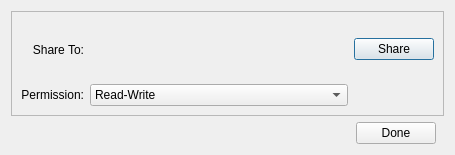
The window that ui/private-share-dialog.ui (haiwen/seafile-client) describes before a commit, drawn with Qt 5.
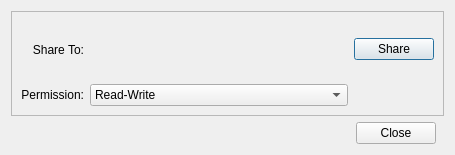
The same window after the commit.

Commit message: private share dialog: fix close button text

The edit to the form file:
```diff
--- a/ui/private-share-dialog.ui
+++ b/ui/private-share-dialog.ui
@@ -123,7 +123,7 @@
      <item>
       <widget class="QPushButton" name="mCancelBtn">
        <property name="text">
-        <string>Done</string>
+        <string>Close</string>
        </property>
       </widget>
      </item>
```
